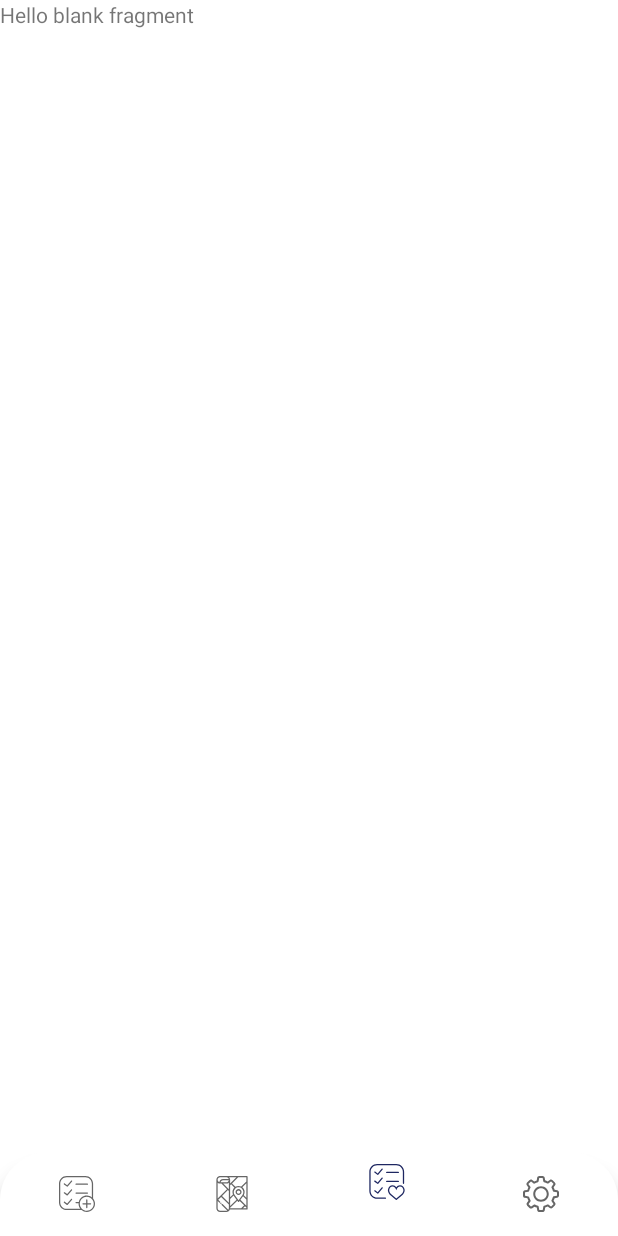
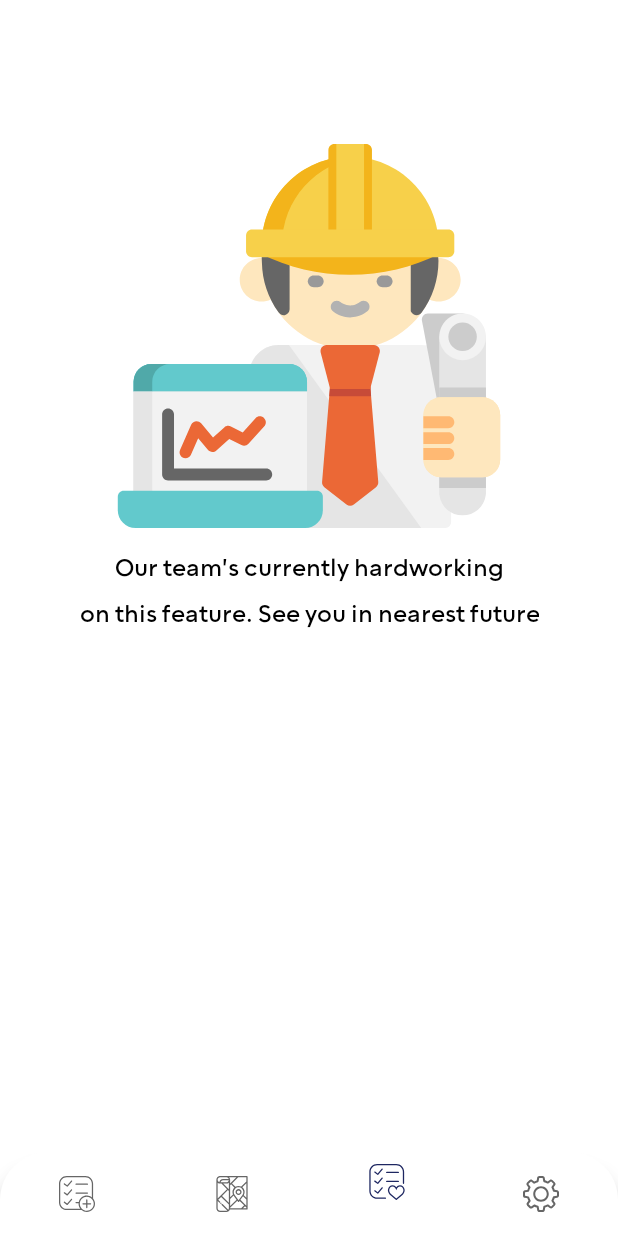
Before and after one commit to 3dck-org/trip-planner-android-app, an Android app: the HistoryTripsFragment screen opened through its navigation route, on a phone screen of 412 x 824 dp. Run offline under Robolectric (Android 15) with nearby library versions, the phone set to English and light mode, and no system bars; our stand-ins replace Dagger/Hilt's generated code, Timber, navigation-ui; 3 statements that could not run were skipped.

Commit message:
[refresh-feature] add: refresh event, layout, tempory closed screen

```diff
--- a/app/src/main/java/com/example/tripplanner/views/fragments/menufragments/HistoryTripsFragment.kt
+++ b/app/src/main/java/com/example/tripplanner/views/fragments/menufragments/HistoryTripsFragment.kt
@@ -6,12 +6,13 @@ import android.view.View
 import android.view.ViewGroup
 import androidx.fragment.app.Fragment
 import com.example.tripplanner.databinding.FragmentHistoryTripsBinding
+import com.example.tripplanner.databinding.FragmentTemporaryClosedBinding
 import dagger.hilt.android.AndroidEntryPoint
 
 @AndroidEntryPoint
 class HistoryTripsFragment : Fragment() {
 
-    private lateinit var binding: FragmentHistoryTripsBinding
+    private lateinit var binding: FragmentTemporaryClosedBinding
 
     override fun onCreateView(
         inflater: LayoutInflater, container: ViewGroup?,
@@ -22,7 +23,7 @@ class HistoryTripsFragment : Fragment() {
     }
 
     private fun initBinding() {
-        binding = FragmentHistoryTripsBinding.inflate(layoutInflater)
+        binding = FragmentTemporaryClosedBinding.inflate(layoutInflater)
     }
 
 }
--- a/app/src/main/java/com/example/tripplanner/views/fragments/menufragments/SettingsFragment.kt
+++ b/app/src/main/java/com/example/tripplanner/views/fragments/menufragments/SettingsFragment.kt
@@ -20,6 +20,6 @@ class SettingsFragment : Fragment() {
         inflater: LayoutInflater, container: ViewGroup?,
         savedInstanceState: Bundle?
     ): View? {
-        return inflater.inflate(R.layout.fragment_settings, container, false)
+        return inflater.inflate(R.layout.fragment_temporary_closed, container, false)
     }
 }
--- a/app/src/main/java/com/example/tripplanner/views/fragments/menufragments/TripsFragment.kt
+++ b/app/src/main/java/com/example/tripplanner/views/fragments/menufragments/TripsFragment.kt
@@ -18,13 +18,14 @@ import com.example.tripplanner.models.TripsResponseItem
 import com.example.tripplanner.viewmodels.OfferedTripsViewModel
 import com.example.tripplanner.views.dialogs.TripSubscriptionDialog
 import dagger.hilt.android.AndroidEntryPoint
+import kotlinx.coroutines.Dispatchers
 import timber.log.Timber
 
 @AndroidEntryPoint
 class TripsFragment : Fragment() {
 
-    private lateinit var binding : FragmentTripsBinding
-    private var offeredTripsAdapter : OfferedTripsAdapter? = null
+    private lateinit var binding: FragmentTripsBinding
+    private var offeredTripsAdapter: OfferedTripsAdapter? = null
     private val tripsViewModel: OfferedTripsViewModel by viewModels()
 
     override fun onCreate(savedInstanceState: Bundle?) {
@@ -33,6 +34,14 @@ class TripsFragment : Fragment() {
         initRecyclerView()
         listenForTrips()
         getTrips()
+        refreshOnDragUp()
+    }
+
+    private fun refreshOnDragUp() {
+        binding.swipeContainer.setOnRefreshListener {
+            listenForTrips()
+            getTrips()
+        }
     }
 
     override fun onCreateView(
@@ -47,6 +56,9 @@ class TripsFragment : Fragment() {
     private fun listenForTrips() {
         lifecycleScope.launchWhenResumed {
             tripsViewModel.response.collect {
+                with(Dispatchers.Main) {
+                    binding.swipeContainer.isRefreshing = false
+                }
                 when (it) {
                     is Resource.Error -> {
                         Timber.d("Error: ${it.errorData}")
@@ -72,11 +84,11 @@ class TripsFragment : Fragment() {
         binding.recyclerView.adapter = offeredTripsAdapter
     }
 
-    private fun initViewBinding(){
+    private fun initViewBinding() {
         binding = FragmentTripsBinding.inflate(layoutInflater)
     }
 
-    fun showSubscriptionOption(trip : TripsResponseItem){
-        activity?.let { TripSubscriptionDialog(trip).show(it.supportFragmentManager,"Tag") }
+    fun showSubscriptionOption(trip: TripsResponseItem) {
+        activity?.let { TripSubscriptionDialog(trip).show(it.supportFragmentManager, "Tag") }
     }
 }
--- /dev/null
+++ b/app/src/main/res/drawable/ic_engineer_svgrepo_com.xml
@@ -0,0 +1,114 @@
+<vector xmlns:android="http://schemas.android.com/apk/res/android"
+    android:width="512dp"
+    android:height="512dp"
+    android:viewportWidth="512"
+    android:viewportHeight="512">
+  <path
+      android:pathData="M429.13,152.02c-0.2,0 -0.39,0.01 -0.59,0.01c-1.95,-63.21 -53.97,-114.03 -117.64,-114.03s-115.69,50.82 -117.64,114.03c-0.2,-0 -0.39,-0.01 -0.59,-0.01c-16.01,0 -29.03,13.02 -29.03,29.03s13.02,29.03 29.03,29.03c4.45,0 8.67,-1.01 12.44,-2.81c19.15,39.13 59.38,66.15 105.8,66.15s86.65,-27.01 105.8,-66.15c3.77,1.8 7.99,2.81 12.44,2.81c16.01,0 29.03,-13.02 29.03,-29.03S445.14,152.02 429.13,152.02z"
+      android:fillColor="#FEE7BE"/>
+  <path
+      android:pathData="M310.89,231.19c-11.21,0 -19.17,-5.07 -22.92,-8.09c-3.4,-2.74 -3.94,-7.73 -1.2,-11.13c2.74,-3.4 7.73,-3.94 11.13,-1.2c1.71,1.38 6.39,4.58 12.98,4.58c2.19,0 7.85,-0.45 12.98,-4.58c3.4,-2.74 8.39,-2.21 11.13,1.19c2.74,3.4 2.21,8.39 -1.19,11.13C325.08,230.14 315.71,231.19 310.89,231.19z"
+      android:fillColor="#B2B2B2"/>
+  <path
+      android:pathData="M359.46,191.08h-5.28c-4.37,0 -7.92,-3.55 -7.92,-7.92s3.55,-7.92 7.92,-7.92h5.28c4.37,0 7.92,3.55 7.92,7.92S363.83,191.08 359.46,191.08z"
+      android:fillColor="#999999"/>
+  <path
+      android:pathData="M267.61,191.08h-5.28c-4.37,0 -7.92,-3.55 -7.92,-7.92s3.55,-7.92 7.92,-7.92h5.28c4.37,0 7.92,3.55 7.92,7.92S271.98,191.08 267.61,191.08z"
+      android:fillColor="#999999"/>
+  <path
+      android:pathData="M308.61,38.03c-64.69,1.23 -116.63,55.3 -115.4,119.99c0.46,24.17 8.17,47.21 22.38,66.77c1.85,2.55 4.94,4.02 8.03,3.45c3.83,-0.7 6.52,-4.01 6.52,-7.79v-69.49l78.93,18.79c1.21,0.29 2.46,0.29 3.67,0l78.93,-18.79v71.95c1.88,3.79 4.95,5.45 7.92,5.45c2.48,0 4.87,-1.17 6.39,-3.24c14.81,-20.25 22.64,-44.26 22.64,-69.41C428.6,90.05 374.55,36.77 308.61,38.03z"
+      android:fillColor="#666666"/>
+  <path
+      android:pathData="M310.89,16.89c-64.9,0 -117.71,52.8 -117.71,117.71c0,4.37 3.55,7.92 7.92,7.92h219.58c4.37,0 7.92,-3.55 7.92,-7.92C428.6,69.69 375.8,16.89 310.89,16.89z"
+      android:fillColor="#F7D04A"/>
+  <path
+      android:pathData="M220.11,134.6c0,-60.35 45.66,-110.23 104.25,-116.93c-4.42,-0.5 -8.91,-0.77 -13.46,-0.77c-64.9,0 -117.71,52.8 -117.71,117.71c0,4.37 3.55,7.92 7.92,7.92h26.92C223.65,142.51 220.11,138.97 220.11,134.6z"
+      android:fillColor="#F3B41B"/>
+  <path
+      android:pathData="M332.01,0h-42.23c-4.37,0 -7.92,3.55 -7.92,7.92V121.93c0,4.37 3.55,7.92 7.92,7.92h42.23c4.37,0 7.92,-3.55 7.92,-7.92V7.92C339.93,3.55 336.38,0 332.01,0z"
+      android:fillColor="#F3B41B"/>
+  <path
+      android:pathData="M292.42,0h36.95v119.29h-36.95z"
+      android:fillColor="#F7D04A"/>
+  <path
+      android:pathData="M434.89,137c-0.85,-3.57 -4.03,-6.09 -7.7,-6.09H194.61c-3.67,0 -6.86,2.52 -7.7,6.09c-0.85,3.57 0.87,7.26 4.15,8.9c37.41,18.77 77.73,28.29 119.84,28.29s82.43,-9.52 119.84,-28.29C434.02,144.25 435.73,140.57 434.89,137z"
+      android:fillColor="#F3B41B"/>
+  <path
+      android:pathData="M441.8,114.01H179.99c-4.37,0 -7.92,3.55 -7.92,7.92v21.11c0,4.37 3.55,7.92 7.92,7.92h261.81c4.37,0 7.92,-3.55 7.92,-7.92V121.93C449.71,117.56 446.17,114.01 441.8,114.01z"
+      android:fillColor="#F7D04A"/>
+  <path
+      android:pathData="M405.9,268.14H215.88c-21.83,0 -39.59,17.76 -39.59,39.59v196.35c0,4.37 3.55,7.92 7.92,7.92h253.36c4.37,0 7.92,-3.55 7.92,-7.92V307.73C445.49,285.9 427.73,268.14 405.9,268.14z"
+      android:fillColor="#F2F2F2"/>
+  <path
+      android:pathData="M215.88,268.14c-21.83,0 -39.59,17.76 -39.59,39.59v196.35c0,4.37 3.55,7.92 7.92,7.92h221.44L229.24,268.14H215.88z"
+      android:fillColor="#E5E5E5"/>
+  <path
+      android:pathData="M348.34,450.64l-10.56,-126.68c-0.34,-4.1 -3.77,-7.26 -7.89,-7.26h-38c-4.12,0 -7.55,3.16 -7.89,7.26l-10.56,126.68c-0.22,2.65 0.91,5.24 3,6.88l29.56,23.23c2.84,2.23 6.95,2.23 9.78,0l29.56,-23.23C347.44,455.88 348.57,453.29 348.34,450.64z"
+      android:fillColor="#EB6836"/>
+  <path
+      android:pathData="M337.79,323.96c-0.34,-4.1 -3.77,-7.26 -7.89,-7.26h-38c-4.12,0 -7.55,3.16 -7.89,7.26l-1.02,12.27h55.83L337.79,323.96z"
+      android:fillColor="#C74B38"/>
+  <path
+      android:pathData="M342.57,268.14h-63.34c-5.1,0 -8.95,4.97 -7.66,9.92l12.67,48.56h53.33l12.67,-48.56C351.52,273.12 347.66,268.14 342.57,268.14z"
+      android:fillColor="#EB6836"/>
+  <path
+      android:pathData="M466.9,228.78c-1.5,-1.82 -3.74,-2.87 -6.1,-2.87h-46.45c-4.89,0 -8.69,4.59 -7.78,9.39l23.23,122.46c0.71,3.74 3.98,6.44 7.78,6.44c3.8,0 7.07,-2.71 7.78,-6.44l23.23,-122.46C469.02,232.99 468.4,230.6 466.9,228.78z"
+      android:fillColor="#CCCCCC"/>
+  <path
+      android:pathData="M484.02,251.25h-46.45c-4.37,0 -7.92,3.55 -7.92,7.92v206.91c0,0.72 0.1,1.42 0.29,2.09c2.07,15.45 15.1,26.94 30.86,26.94c15.74,0 28.76,-11.46 30.85,-26.89c0.19,-0.68 0.29,-1.4 0.29,-2.14V259.17C491.94,254.79 488.4,251.25 484.02,251.25z"
+      android:fillColor="#E5E5E5"/>
+  <path
+      android:pathData="M429.66,324.62h62.28v134.07h-62.28z"
+      android:fillColor="#CCCCCC"/>
+  <path
+      android:pathData="M460.8,225.91c-17.17,0 -31.14,13.97 -31.14,31.14c0,17.17 13.97,31.14 31.14,31.14s31.14,-13.97 31.14,-31.14C491.94,239.88 477.97,225.91 460.8,225.91z"
+      android:fillColor="#F2F2F2"/>
+  <path
+      android:pathData="M460.8,238.05c-10.48,0 -19,8.52 -19,19c0,10.48 8.52,19 19,19s19,-8.52 19,-19C479.8,246.58 471.28,238.05 460.8,238.05z"
+      android:fillColor="#CCCCCC"/>
+  <path
+      android:pathData="M487.19,337.81h-54.9c-13.1,0 -23.75,10.65 -23.75,23.75v59.12c0,13.1 10.65,23.75 23.75,23.75h54.9c13.1,0 23.75,-10.65 23.75,-23.75v-59.12C510.94,348.47 500.29,337.81 487.19,337.81z"
+      android:fillColor="#FEE7BE"/>
+  <path
+      android:pathData="M487.19,337.81h-54.9c-13.1,0 -23.75,10.65 -23.75,23.75v59.12c0,13.1 10.65,23.75 23.75,23.75h54.9c13.1,0 23.75,-10.65 23.75,-23.75v-59.12C510.94,348.47 500.29,337.81 487.19,337.81z"
+      android:fillColor="#FEE7BE"/>
+  <path
+      android:pathData="M449.71,371.07c0,-4.37 -3.55,-7.92 -7.92,-7.92h-33.25v15.84h33.25C446.17,378.99 449.71,375.44 449.71,371.07z"
+      android:fillColor="#FFB973"/>
+  <path
+      android:pathData="M449.71,392.18c0,-4.37 -3.55,-7.92 -7.92,-7.92h-33.25v15.84h33.25C446.17,400.1 449.71,396.55 449.71,392.18z"
+      android:fillColor="#FFB973"/>
+  <path
+      android:pathData="M449.71,413.3c0,-4.37 -3.55,-7.92 -7.92,-7.92h-33.25v15.31c0,0.18 0.01,0.35 0.01,0.53h33.24C446.17,421.21 449.71,417.67 449.71,413.3z"
+      android:fillColor="#FFB973"/>
+  <path
+      android:pathData="M229.61,293.48H45.92c-13.1,0 -23.75,10.65 -23.75,23.75v153.07c0,4.37 3.55,7.92 7.92,7.92h215.36c4.37,0 7.92,-3.55 7.92,-7.92V317.23C253.36,304.13 242.71,293.48 229.61,293.48z"
+      android:fillColor="#E5E5E5"/>
+  <path
+      android:pathData="M253.36,317.23c0,-13.1 -10.65,-23.75 -23.75,-23.75H45.92c-13.1,0 -23.75,10.65 -23.75,23.75v12.67h231.19V317.23z"
+      android:fillColor="#62C9CC"/>
+  <path
+      android:pathData="M22.17,329.9v140.4c0,4.37 3.55,7.92 7.92,7.92h215.36c4.37,0 7.92,-3.55 7.92,-7.92V329.9H22.17z"
+      android:fillColor="#E5E5E5"/>
+  <path
+      android:pathData="M253.36,317.23c0,-13.1 -10.65,-23.75 -23.75,-23.75H45.92c-13.1,0 -23.75,10.65 -23.75,23.75v12.67h231.19V317.23z"
+      android:fillColor="#62C9CC"/>
+  <path
+      android:pathData="M22.17,329.9v140.4c0,4.37 3.55,7.92 7.92,7.92h215.36c4.37,0 7.92,-3.55 7.92,-7.92V329.9H22.17z"
+      android:fillColor="#F2F2F2"/>
+  <path
+      android:pathData="M70.73,293.48H45.92c-13.1,0 -23.75,10.65 -23.75,23.75v12.67h24.81v-12.67C46.98,304.13 57.63,293.48 70.73,293.48z"
+      android:fillColor="#50A9A9"/>
+  <path
+      android:pathData="M46.98,470.3V329.9H22.17v140.4c0,4.37 3.55,7.92 7.92,7.92h24.81C50.52,478.22 46.98,474.67 46.98,470.3z"
+      android:fillColor="#E5E5E5"/>
+  <path
+      android:pathData="M266.56,462.38H8.97c-4.37,0 -7.92,3.55 -7.92,7.92v17.95C1.06,501.35 11.71,512 24.81,512h225.91c13.1,0 23.75,-10.65 23.75,-23.75v-17.95C274.47,465.93 270.93,462.38 266.56,462.38z"
+      android:fillColor="#62C9CC"/>
+  <path
+      android:pathData="M198.99,448.66H68.09c-4.37,0 -7.92,-3.55 -7.92,-7.92v-80.23c0,-4.37 3.55,-7.92 7.92,-7.92c4.37,0 7.92,3.55 7.92,7.92v72.31h122.99c4.37,0 7.92,3.55 7.92,7.92S203.37,448.66 198.99,448.66z"
+      android:fillColor="#666666"/>
+  <path
+      android:pathData="M91.31,419.1c-5.63,0 -9.49,-5.96 -7.25,-11.09l14.78,-33.78c2.32,-5.29 9.63,-6.34 13.34,-1.89l15.85,19.02l15,-13.5c2.42,-2.18 5.93,-2.65 8.84,-1.2l15.75,7.87l17.08,-18.79c2.94,-3.24 7.95,-3.47 11.19,-0.53c3.24,2.94 3.47,7.95 0.53,11.19l-21.11,23.23c-2.39,2.62 -6.23,3.34 -9.4,1.76l-16.29,-8.14l-17.1,15.39c-3.29,2.96 -8.55,2.58 -11.38,-0.82l-12.91,-15.49l-9.65,22.04C97.27,417.33 94.36,419.1 91.31,419.1z"
+      android:fillColor="#EB6836"/>
+</vector>
--- /dev/null
+++ b/app/src/main/res/layout/fragment_temporary_closed.xml
@@ -0,0 +1,27 @@
+<?xml version="1.0" encoding="utf-8"?>
+<androidx.constraintlayout.widget.ConstraintLayout xmlns:android="http://schemas.android.com/apk/res/android"
+    xmlns:app="http://schemas.android.com/apk/res-auto"
+    android:layout_width="match_parent"
+    android:layout_height="match_parent">
+
+    <ImageView
+        android:id="@+id/work_iv"
+        android:layout_width="256dp"
+        android:layout_height="256dp"
+        android:layout_marginTop="@dimen/eights_margin"
+        android:src="@drawable/ic_engineer_svgrepo_com"
+        app:layout_constraintEnd_toEndOf="parent"
+        app:layout_constraintStart_toStartOf="parent"
+        app:layout_constraintTop_toTopOf="parent" />
+
+    <TextView
+        android:id="@+id/work_tv"
+        style="@style/TextViewTitle"
+        android:layout_width="wrap_content"
+        android:layout_height="wrap_content"
+        android:layout_marginTop="@dimen/second_margin"
+        android:text="@string/temporary_closed_text"
+        app:layout_constraintEnd_toEndOf="parent"
+        app:layout_constraintStart_toStartOf="parent"
+        app:layout_constraintTop_toBottomOf="@id/work_iv" />
+</androidx.constraintlayout.widget.ConstraintLayout>
--- a/app/src/main/res/layout/fragment_trips.xml
+++ b/app/src/main/res/layout/fragment_trips.xml
@@ -5,6 +5,12 @@
     android:layout_width="match_parent"
     android:layout_height="match_parent"
     tools:context=".views.fragments.menufragments.TripsFragment">
+
+
+    <androidx.swiperefreshlayout.widget.SwipeRefreshLayout
+        android:id="@+id/swipeContainer"
+        android:layout_width="match_parent"
+        android:layout_height="match_parent">
 
         <androidx.recyclerview.widget.RecyclerView
             android:id="@+id/recycler_view"
@@ -15,6 +21,7 @@
             app:layout_constraintStart_toStartOf="parent"
             tools:layout_editor_absoluteX="0dp"
             tools:listitem="@layout/offered_trip_item" />
+    </androidx.swiperefreshlayout.widget.SwipeRefreshLayout>
 
     <ProgressBar
         android:id="@+id/progress_bar"
--- a/app/src/main/res/values/dimens.xml
+++ b/app/src/main/res/values/dimens.xml
@@ -9,6 +9,8 @@
     <dimen name="fourth_margin">32dp</dimen>
     <dimen name="fifth_margin">48dp</dimen>
     <dimen name="sixth_margin">64dp</dimen>
+    <dimen name="eights_margin">96dp</dimen>
+    <dimen name="nines_margin">128dp</dimen>
 
     <dimen name="box_corner_radius_edit_text">16dp</dimen>
 
--- a/app/src/main/res/values/strings.xml
+++ b/app/src/main/res/values/strings.xml
@@ -12,6 +12,7 @@
     <string name="please_provide_basic_information_nabout_yourself_and_password_that_s_nconsist_of_8_signs_1_special_sign_nand_1_big_letter">Please, provide basic information\nabout yourself and password that\'s\nconsist of 8 signs, 1 special sign\nand 1 big letter</string>
     <string name="let_s_start_your_nregistration_process">Let\'s start your\nregistration process</string>
     <string name="trip_details_title">Trip details</string>
+    <string name="temporary_closed_text">Our team\'s currently hardworking\non this feature. See you in nearest future</string>
 
 
 </resources>
```
Lines whose indentation alone changed are shown as unchanged.
